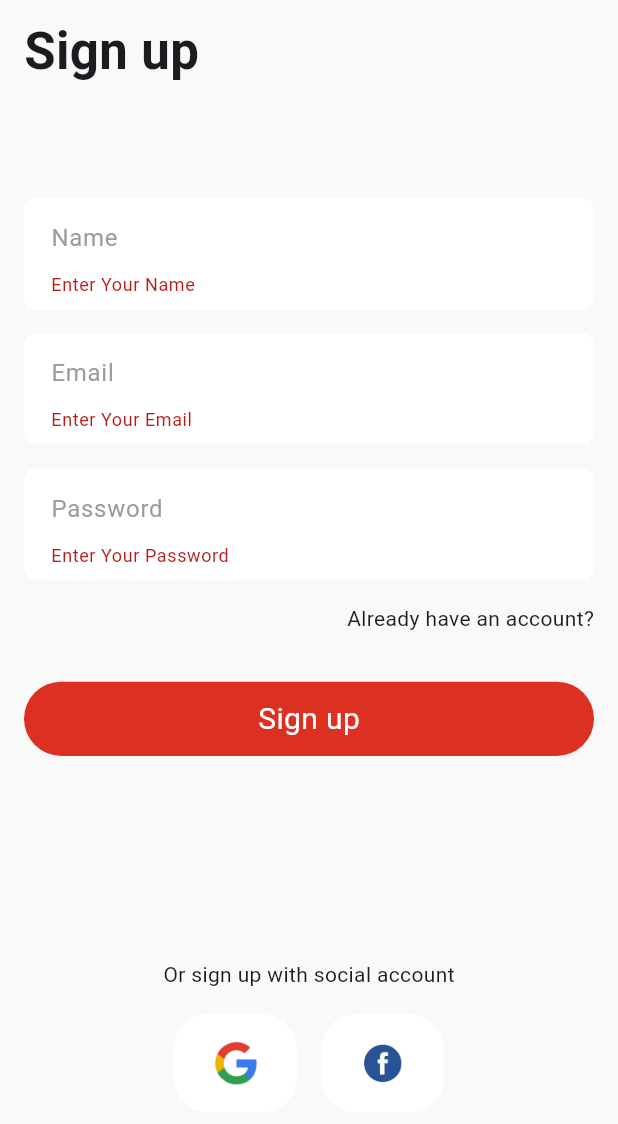
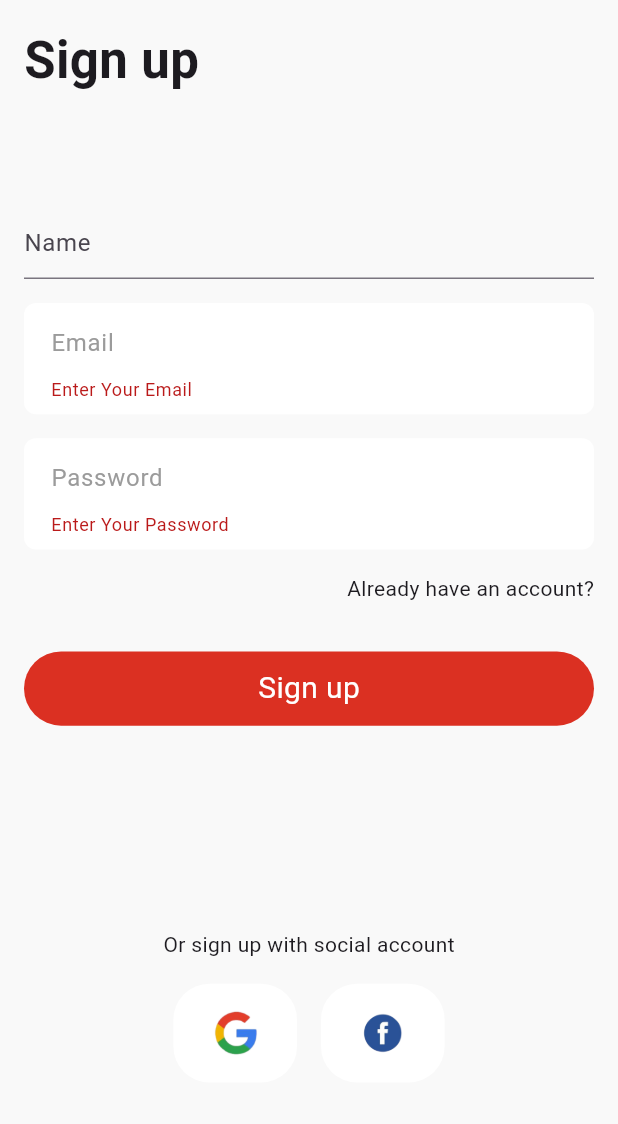
Before and after one commit to urvashi6065/my-store, a Flutter app: the screen it shows after launch, after a tap on "Sign up", on a phone screen of 412 x 824 dp. Shown: the top 1124 px of the screen. Run offline on Flutter 3.47's test engine with Material 3 defaults, Android fonts, the phone set to English and light mode, and no system bars; our stand-ins replace carousel_slider, cloud_firestore, firebase_auth, firebase_core; accounts and stored records are empty; network calls fail.

Commit message:
this data

```diff
--- a/lib/core/services/api_service.dart
+++ b/lib/core/services/api_service.dart
@@ -34,4 +34,5 @@ class ApiService{
 
     return productList;
   }
+
 }
--- a/lib/presentation/sign_up.dart
+++ b/lib/presentation/sign_up.dart
@@ -42,7 +42,7 @@ class _SignUpState extends State<SignUp> {
         height: _height,
         child: SafeArea(
           child: Padding(
-            padding: const EdgeInsets.all(16.0).copyWith(top: 10),
+            padding: const EdgeInsets.all(16.0).copyWith(top: 16),
             child: Form(
               key: formKey,
               child: SingleChildScrollView(
@@ -58,32 +58,38 @@ class _SignUpState extends State<SignUp> {
                     ),
                     SizedBox(
                       height: 73,
-                    ),
-                    Container(
-                      height: _height * 0.09,
-                      width: double.infinity,
-                      decoration: BoxDecoration(
-                          color: AppColors.white,
-                          borderRadius: BorderRadius.circular(8)),
-                      child: Padding(
-                        padding: const EdgeInsets.all(8.0),
-                        child: TextFormField(
-                          cursorColor: AppColors.red,
-                          controller: nameController,
-                          decoration: InputDecoration(
-                            labelText: "Name",
-                            labelStyle: TextStyle(color: AppColors.darkGrey),
-                            border: InputBorder.none,
-                            contentPadding: EdgeInsets.only(left: 10),
-                          ),
-                          validator: (value) {
-                            if (value!.isEmpty) {
-                              return 'Enter Your Name';
-                            }
-                          },
-                        ),
+                     ),
+                    TextFormField(
+                      decoration: InputDecoration(
+                        fillColor: AppColors.white,
+                        hintText: "Name"
                       ),
                     ),
+                    // Container(
+                    //   height: _height * 0.09,
+                    //   width: double.infinity,
+                    //   decoration: BoxDecoration(
+                    //       color: AppColors.white,
+                    //       borderRadius: BorderRadius.circular(8)),
+                    //   child: Padding(
+                    //     padding: const EdgeInsets.all(8.0),
+                    //     child: TextFormField(
+                    //       cursorColor: AppColors.red,
+                    //       controller: nameController,
+                    //       decoration: InputDecoration(
+                    //         labelText: "Name",
+                    //         labelStyle: TextStyle(color: AppColors.darkGrey),
+                    //         border: InputBorder.none,
+                    //         contentPadding: EdgeInsets.only(left: 10),
+                    //       ),
+                    //       validator: (value) {
+                    //         if (value!.isEmpty) {
+                    //           return 'Enter Your Name';
+                    //         }
+                    //       },
+                    //     ),
+                    //   ),
+                    // ),
                     SizedBox(
                       height: 16,
                     ),
```
Also changed, not shown: lib/core/Provider/cart/cart_provider.dart (added, +12 -0 lines), lib/presentation/home_screen.dart (+10 -6 lines).
